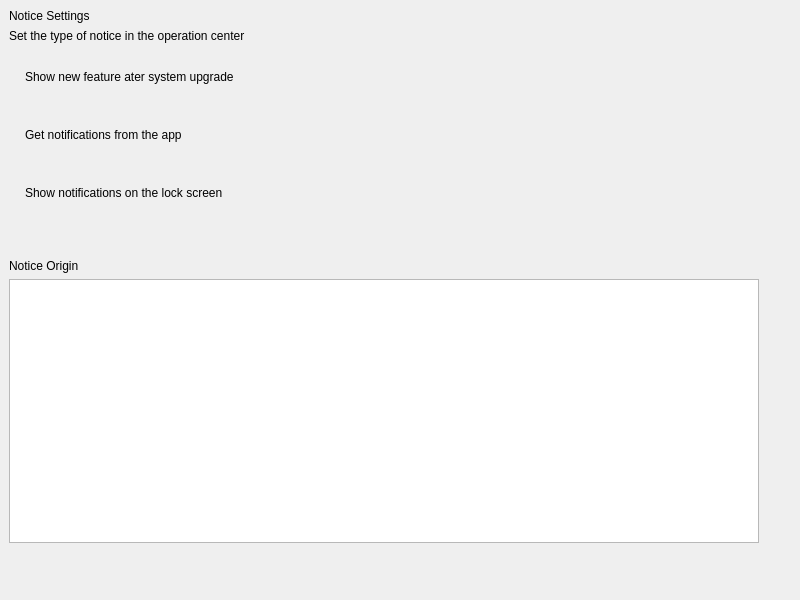
ukui/ukui-control-center, file plugins/messages-task/notice/notice.ui: the form before one commit.
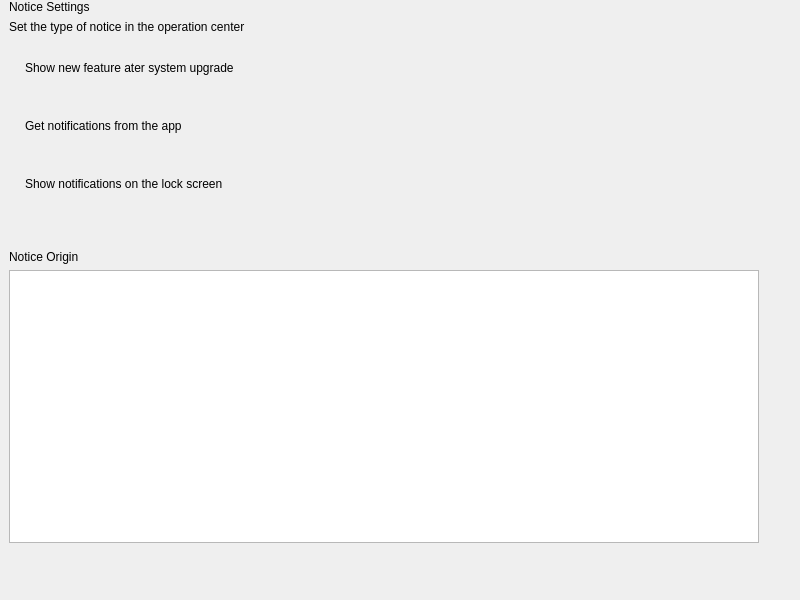
The form after the commit.

Diff of the .ui file:
```diff
--- a/plugins/messages-task/notice/notice.ui
+++ b/plugins/messages-task/notice/notice.ui
@@ -44,6 +44,9 @@
       </size>
      </property>
      <layout class="QVBoxLayout" name="verticalLayout">
+      <property name="topMargin">
+       <number>0</number>
+      </property>
       <item>
        <widget class="QLabel" name="titleLabel">
         <property name="sizePolicy">
```
